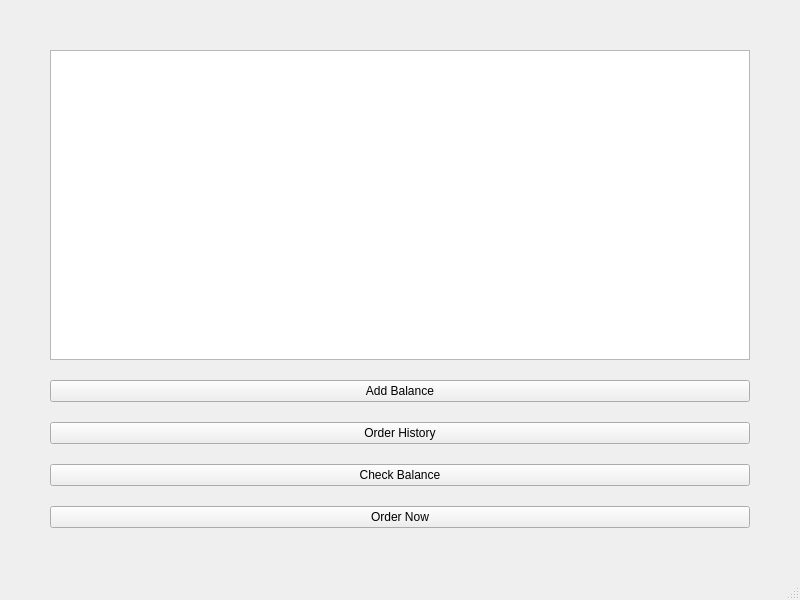
This is FoodOrderingApp/homepage.ui in xyang2316/OOP-project as Qt 5 draws it before an edit. The edited form follows.
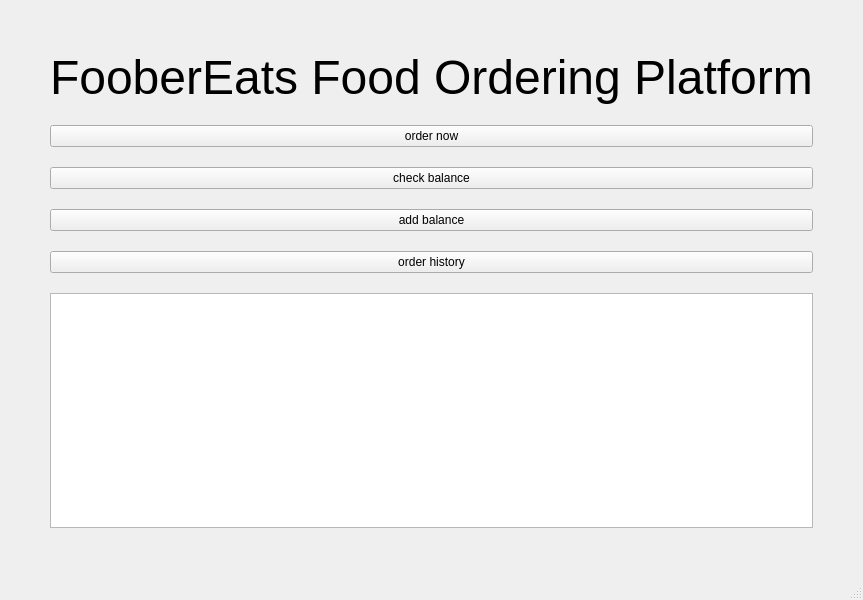
This is the edited form.

Commit message: update order sequence, layout

The edit to the form file:
```diff
--- a/FoodOrderingApp/homepage.ui
+++ b/FoodOrderingApp/homepage.ui
@@ -14,7 +14,7 @@
    <string>MainWindow</string>
   </property>
   <widget class="QWidget" name="centralwidget">
-   <layout class="QVBoxLayout" name="verticalLayout" stretch="0,0,0,0,0">
+   <layout class="QVBoxLayout" name="verticalLayout" stretch="0,0,0,0,0,0">
     <property name="spacing">
      <number>20</number>
     </property>
@@ -34,19 +34,24 @@
      <number>50</number>
     </property>
     <item>
-     <widget class="QTableView" name="tableViewOrders"/>
-    </item>
-    <item>
-     <widget class="QPushButton" name="pushButton_addBalance">
+     <widget class="QLabel" name="label">
+      <property name="font">
+       <font>
+        <pointsize>36</pointsize>
+       </font>
+      </property>
       <property name="text">
-       <string>Add Balance</string>
+       <string>FooberEats Food Ordering Platform</string>
+      </property>
+      <property name="scaledContents">
+       <bool>false</bool>
       </property>
      </widget>
     </item>
     <item>
-     <widget class="QPushButton" name="pushButton_orderHistory">
+     <widget class="QPushButton" name="pushButton_orderNow">
       <property name="text">
-       <string>Order History</string>
+       <string>order now</string>
       </property>
      </widget>
     </item>
@@ -56,17 +61,27 @@
        <bool>true</bool>
       </property>
       <property name="text">
-       <string>Check Balance</string>
+       <string>check balance</string>
       </property>
      </widget>
     </item>
     <item>
-     <widget class="QPushButton" name="pushButton_orderNow">
+     <widget class="QPushButton" name="pushButton_addBalance">
       <property name="text">
-       <string>Order Now</string>
+       <string>add balance</string>
       </property>
      </widget>
     </item>
+    <item>
+     <widget class="QPushButton" name="pushButton_orderHistory">
+      <property name="text">
+       <string>order history</string>
+      </property>
+     </widget>
+    </item>
+    <item>
+     <widget class="QTableView" name="tableViewOrders"/>
+    </item>
    </layout>
   </widget>
   <widget class="QMenuBar" name="menubar">
```
Left out of the diff: 2 changed lines with no effect on the pictures. The commit also changes 22 other files.
